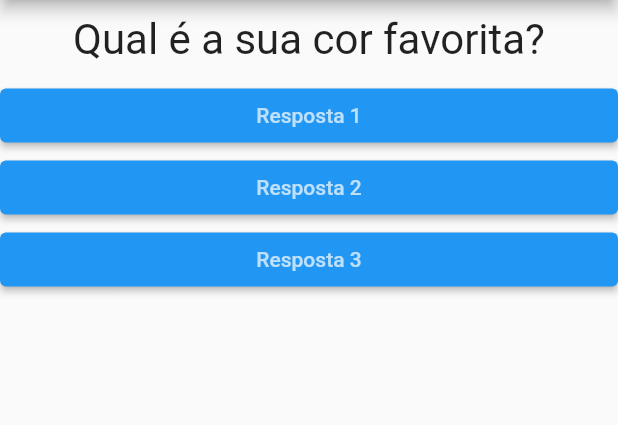
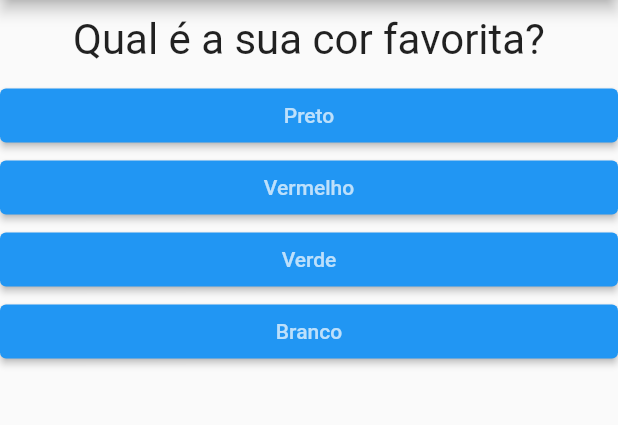
Before and after one commit to Daniel-Fonseca-da-Silva/Projeto_Perguntas, a Flutter app: the screen it shows after launch, on a phone screen of 412 x 824 dp, the part 84-509 px from its top. Run offline on Flutter 3.47's test engine with Material 2 defaults, Android fonts, the phone set to English and light mode, and no system bars.

Commit message:
Alterado arquivo main com for para map

```diff
--- a/lib/main.dart
+++ b/lib/main.dart
@@ -34,6 +34,8 @@ class _PerguntaAppState extends State<PerguntaApp> {
       }
     ];
 
+    List<String> respostas = perguntas[_perguntaSelecionada].cast() ['respostas'];
+
     return new MaterialApp(
       home: Scaffold(
         appBar: AppBar(
@@ -42,9 +44,7 @@ class _PerguntaAppState extends State<PerguntaApp> {
         body: Column(
           children: <Widget>[
             Questao(perguntas[_perguntaSelecionada] ['texto'].toString()),
-            Resposta('Resposta 1', _responder),
-            Resposta('Resposta 2', _responder),
-            Resposta('Resposta 3', _responder),
+            ...respostas.map((t) => Resposta(t, _responder)).toList(),
           ],
         ),
       ),
--- a/pubspec.yaml
+++ b/pubspec.yaml
@@ -18,7 +18,7 @@ publish_to: 'none' # Remove this line if you wish to publish to pub.dev
 version: 1.0.0+1
 
 environment:
-  sdk: ">=2.12.0 <3.0.0"
+  sdk: ">=3.0.0 <3.0.0"
 
 dependencies:
   flutter:
```
